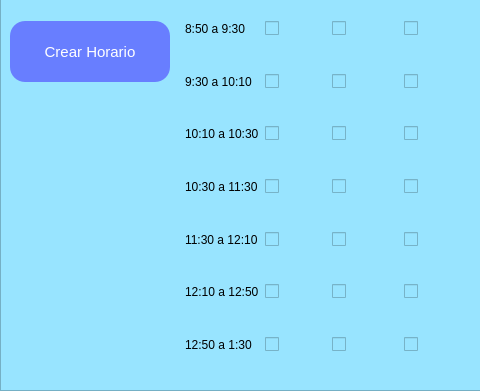
Qt form ui/horarios.ui (Reinaldito04/IUTA----HORARIOS) before a commit; both pictures show x 0 to 480 and y 334 to 725 of the 729 by 725 pixel window.
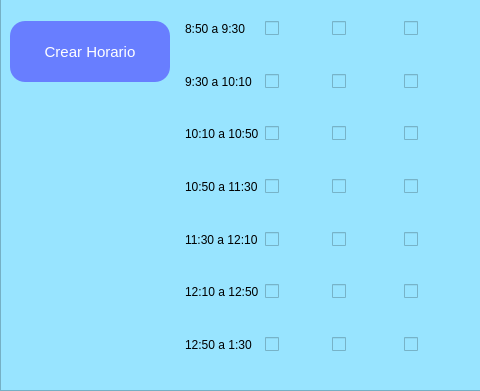
The same form after that commit. Icons and pictures are not drawn.

Diff of the .ui file:
```diff
--- a/ui/horarios.ui
+++ b/ui/horarios.ui
@@ -3640,7 +3640,7 @@
                  <item>
                   <widget class="QLabel" name="label_60">
                    <property name="text">
-                    <string>10:10 a 10:30</string>
+                    <string>10:10 a 10:50</string>
                    </property>
                   </widget>
                  </item>
@@ -3660,7 +3660,7 @@
                  <item>
                   <widget class="QLabel" name="label_61">
                    <property name="text">
-                    <string>10:30 a 11:30</string>
+                    <string>10:50 a 11:30</string>
                    </property>
                   </widget>
                  </item>
```
Left out of the diff: 22 changed lines with no effect on the pictures.
